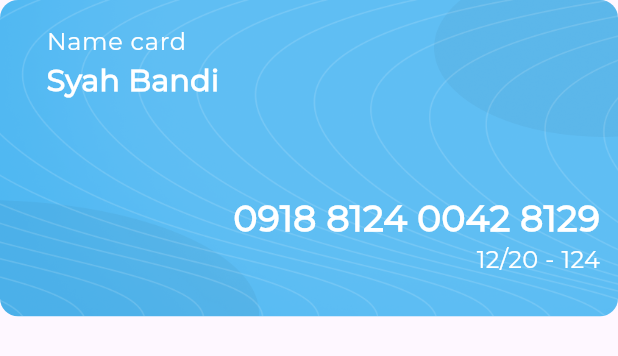
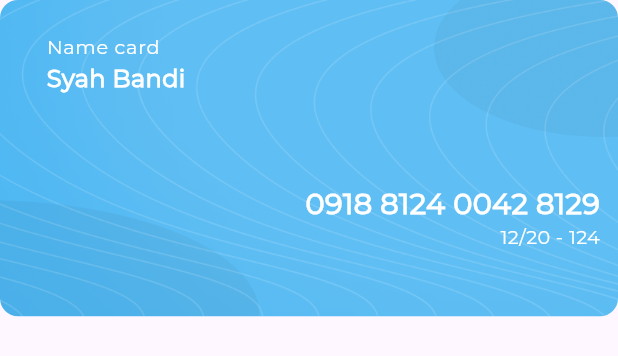
Before and after one commit to mostafaali2002/adaptive_responsive_ui, a Flutter app: the MyCard widget shown alone on an empty page, opened directly, on a phone screen of 412 x 824 dp. Shown: the top 356 px of the screen. Run offline on Flutter 3.47's test engine with Material 3 defaults, Android fonts, the light colour scheme and no system bars; our stand-ins replace expandable_page_view, fl_chart, flutter_svg.

Commit message:
finish App

```diff
--- a/lib/utils/app_style.dart
+++ b/lib/utils/app_style.dart
@@ -1,52 +1,53 @@
+import 'package:adaptive_responsive_ui/widgets/responsive_text.dart';
 import 'package:flutter/material.dart';
 
 abstract class AppStyle {
-  static const kStyleSemiBold16 = TextStyle(
+  static TextStyle kStyleSemiBold16 = TextStyle(
     fontWeight: FontWeight.w600,
-    fontSize: 16,
+    fontSize: getResponsiveFont(fontSize: 16),
     fontFamily: "Montserrat",
-    color: Color(0xff064061),
+    color: const Color(0xff064061),
   );
-  static const kStyleSemiBold18 = TextStyle(
+  static TextStyle kStyleSemiBold18 = TextStyle(
     fontWeight: FontWeight.w600,
-    fontSize: 18,
+    fontSize: getResponsiveFont(fontSize: 18),
     fontFamily: "Montserrat",
-    color: Color(0xff4EB7F2),
+    color: const Color(0xff4EB7F2),
   );
-  static const kStyleSemiBold20 = TextStyle(
+  static TextStyle kStyleSemiBold20 = TextStyle(
     fontWeight: FontWeight.w600,
-    fontSize: 20,
+    fontSize: getResponsiveFont(fontSize: 20),
     fontFamily: "Montserrat",
-    color: Color(0xff064061),
+    color: const Color(0xff064061),
   );
-  static const kStyleSemiBold24 = TextStyle(
+  static TextStyle kStyleSemiBold24 = TextStyle(
     fontWeight: FontWeight.w600,
-    fontSize: 24,
+    fontSize: getResponsiveFont(fontSize: 24),
     fontFamily: "Montserrat",
-    color: Color(0xff4EB7F2),
+    color: const Color(0xff4EB7F2),
   );
-  static const kStyleReguler16 = TextStyle(
+  static TextStyle kStyleReguler16 = TextStyle(
     fontWeight: FontWeight.w400,
-    fontSize: 16,
+    fontSize: getResponsiveFont(fontSize: 16),
     fontFamily: "Montserrat",
-    color: Color(0xff064061),
+    color: const Color(0xff064061),
   );
-  static const kStyleReguler14 = TextStyle(
+  static TextStyle kStyleReguler14 = TextStyle(
     fontWeight: FontWeight.w400,
-    fontSize: 14,
+    fontSize: getResponsiveFont(fontSize: 14),
     fontFamily: "Montserrat",
-    color: Color(0xffAAAAAA),
+    color: const Color(0xffAAAAAA),
   );
-  static const kStyleReguler12 = TextStyle(
+  static TextStyle kStyleReguler12 = TextStyle(
     fontWeight: FontWeight.w400,
-    fontSize: 12,
+    fontSize: getResponsiveFont(fontSize: 12),
     fontFamily: "Montserrat",
-    color: Color(0xffAAAAAA),
+    color: const Color(0xffAAAAAA),
   );
-  static const kStyleMeduim16 = TextStyle(
+  static TextStyle kStyleMeduim16 = TextStyle(
     fontWeight: FontWeight.w500,
-    fontSize: 16,
+    fontSize: getResponsiveFont(fontSize: 16),
     fontFamily: "Montserrat",
-    color: Color(0xff064061),
+    color: const Color(0xff064061),
   );
 }
--- a/lib/widgets/my_card.dart
+++ b/lib/widgets/my_card.dart
@@ -54,7 +54,7 @@ class MyCard extends StatelessWidget {
                 ],
               ),
             ),
-            const SizedBox(height: 54 - 28)
+            Flexible(child: const SizedBox(height: 54 - 28))
           ],
         ),
       ),
--- a/lib/widgets/my_card_section.dart
+++ b/lib/widgets/my_card_section.dart
@@ -18,7 +18,7 @@ class MyCardSection extends StatelessWidget {
     return Column(
       crossAxisAlignment: CrossAxisAlignment.start,
       children: [
-        const Text(
+        Text(
           "My card",
           style: AppStyle.kStyleSemiBold20,
         ),
--- a/lib/widgets/qucik_invoice_buttons.dart
+++ b/lib/widgets/qucik_invoice_buttons.dart
@@ -12,12 +12,12 @@ class QuickInvoiceButtons extends StatelessWidget {
     return Row(
       crossAxisAlignment: CrossAxisAlignment.start,
       children: [
-        const CustomButton(
+        CustomButton(
           colorValue: 0xffFFFFFF,
           text: "Add more details",
           style: AppStyle.kStyleSemiBold18,
         ),
-        Expanded(
+        const Expanded(
           child: SizedBox(),
         ),
         CustomButton(
--- a/lib/widgets/quick_invoice_header.dart
+++ b/lib/widgets/quick_invoice_header.dart
@@ -8,14 +8,14 @@ class QuickInvoiceHeader extends StatelessWidget {
 
   @override
   Widget build(BuildContext context) {
-    return const Row(
+    return Row(
       mainAxisAlignment: MainAxisAlignment.spaceBetween,
       children: [
         Text(
           "Qucik Invoice",
           style: AppStyle.kStyleSemiBold20,
         ),
-        Icon(
+        const Icon(
           Icons.add,
           color: Color(0xff4EB7F2),
         )
--- a/lib/widgets/transaction_history_header.dart
+++ b/lib/widgets/transaction_history_header.dart
@@ -11,7 +11,7 @@ class TransactionHistoryHeader extends StatelessWidget {
     return Row(
       mainAxisAlignment: MainAxisAlignment.spaceBetween,
       children: [
-        const Text(
+        Text(
           "Transaction History",
           style: AppStyle.kStyleSemiBold20,
         ),
```
Also changed, not shown: lib/widgets/all_expenses_item_header.dart (+11 -2 lines), lib/widgets/quick_invoice.dart (+13 -13 lines), lib/widgets/responsive_text.dart (+13 -10 lines), lib/widgets/transaction_list_tile.dart (+15 -7 lines).
